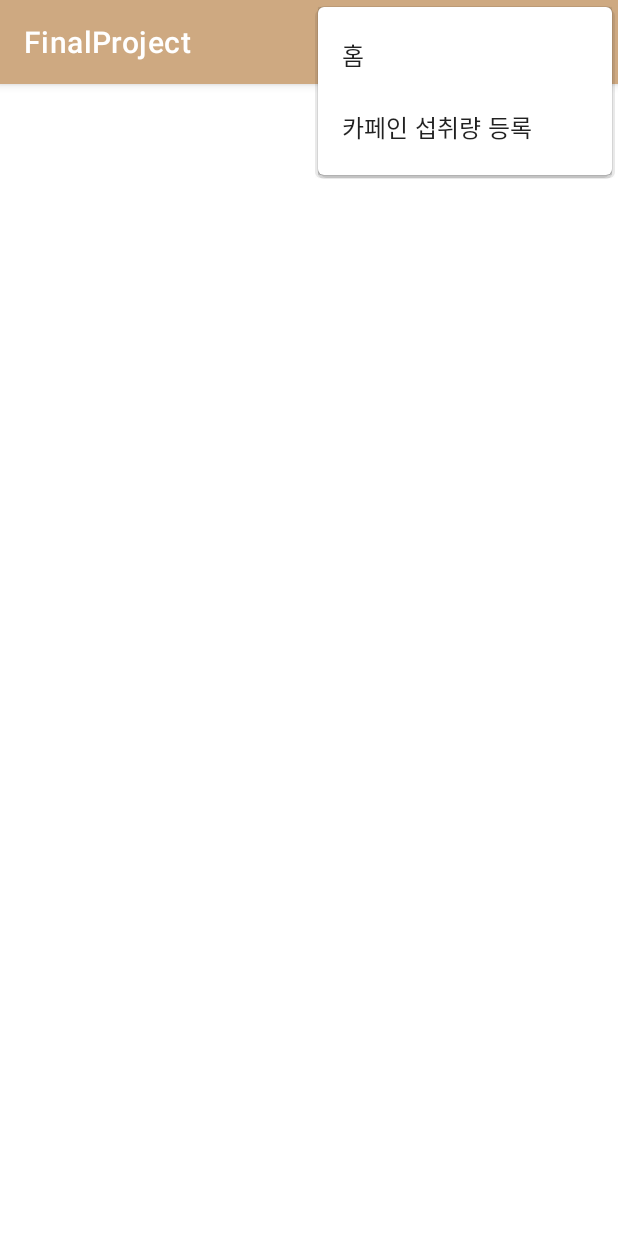
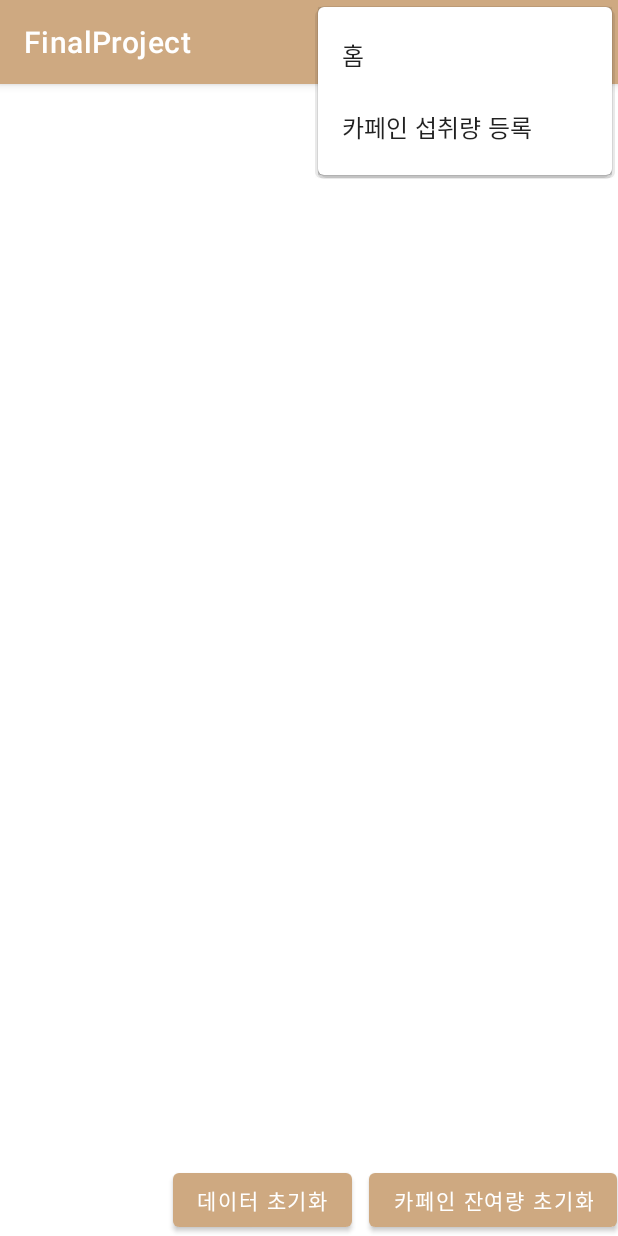
Before and after one commit to eunhaeKim/FinalProject, an Android app: the PersonnelList screen opened directly, with no data from a screen before it, with the options menu open, on a phone screen of 412 x 824 dp. Run offline under Robolectric (Android 15) with nearby library versions, the phone set to English and light mode, and no system bars.

Commit message:
초기화 코드 추가

```diff
--- a/app/src/main/res/layout/activity_personnel_list.xml
+++ b/app/src/main/res/layout/activity_personnel_list.xml
@@ -9,15 +9,44 @@
 
     <ScrollView
         android:layout_width="match_parent"
-        android:layout_height="match_parent">
+        android:layout_height="match_parent"
+        android:layout_weight="1">
 
         <LinearLayout
             android:id="@+id/personnel"
             android:layout_width="match_parent"
             android:layout_height="match_parent"
             android:orientation="vertical">
+        </LinearLayout>
 
-        </LinearLayout>
     </ScrollView>
 
+    <LinearLayout
+        android:layout_width="match_parent"
+        android:layout_height="wrap_content">
+
+        <View
+            android:layout_width="0dp"
+            android:layout_height="0dp"
+            android:layout_weight="1" />
+
+        <Button
+            android:id="@+id/btn_dataReset"
+            android:layout_width="wrap_content"
+            android:layout_height="wrap_content"
+            android:text="데이터 초기화" />
+
+        <View
+            android:layout_width="0dp"
+            android:layout_height="0dp"
+            android:layout_weight="0.1" />
+
+        <Button
+            android:id="@+id/btn_cafTotalReset"
+            android:layout_width="wrap_content"
+            android:layout_height="wrap_content"
+            android:text="카페인 잔여량 초기화" />
+
+    </LinearLayout>
+
 </LinearLayout>
```
Also changed, not shown: app/src/main/AndroidManifest.xml (+6 -5 lines), app/src/main/java/com/example/finalproject/PersonnelList.kt (+117 -1 lines), app/src/main/java/com/example/finalproject/PersonnelReg.kt (+7 -1 lines), app/src/main/res/layout/reset_popup.xml (added, +43 -0 lines).
